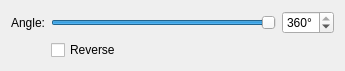
MITK/MITK, file Plugins/org.mitk.gui.qt.moviemaker2/src/internal/QmitkOrbitAnimationWidget.ui: the form before one commit.
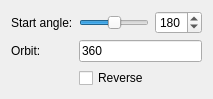
The form after the commit.

Patch:
```diff
--- a/Plugins/org.mitk.gui.qt.moviemaker2/src/internal/QmitkOrbitAnimationWidget.ui
+++ b/Plugins/org.mitk.gui.qt.moviemaker2/src/internal/QmitkOrbitAnimationWidget.ui
@@ -6,8 +6,8 @@
    <rect>
     <x>0</x>
     <y>0</y>
-    <width>345</width>
-    <height>63</height>
+    <width>192</width>
+    <height>87</height>
    </rect>
   </property>
   <property name="windowTitle">
@@ -23,50 +23,66 @@
       </sizepolicy>
      </property>
      <property name="text">
-      <string>Angle:</string>
+      <string>Start angle:</string>
      </property>
      <property name="buddy">
       <cstring>angleSlider</cstring>
      </property>
     </widget>
    </item>
-   <item row="0" column="1" colspan="2">
-    <layout class="QHBoxLayout" name="horizontalLayout">
-     <item>
-      <widget class="QSlider" name="angleSlider">
+   <item row="0" column="1">
+    <widget class="QSlider" name="startAngleSlider">
        <property name="maximum">
         <number>360</number>
        </property>
        <property name="value">
-        <number>360</number>
+      <number>180</number>
        </property>
        <property name="orientation">
         <enum>Qt::Horizontal</enum>
        </property>
       </widget>
      </item>
-     <item>
-      <widget class="QSpinBox" name="angleSpinBox">
+   <item row="0" column="2">
+    <widget class="QSpinBox" name="startAngleSpinBox">
        <property name="sizePolicy">
         <sizepolicy hsizetype="Maximum" vsizetype="Fixed">
          <horstretch>0</horstretch>
          <verstretch>0</verstretch>
         </sizepolicy>
        </property>
-       <property name="suffix">
-        <string>°</string>
-       </property>
        <property name="maximum">
         <number>360</number>
        </property>
        <property name="value">
-        <number>360</number>
+      <number>180</number>
        </property>
       </widget>
      </item>
-    </layout>
+   <item row="1" column="0">
+    <widget class="QLabel" name="orbitLabel">
+     <property name="sizePolicy">
+      <sizepolicy hsizetype="Maximum" vsizetype="Preferred">
+       <horstretch>0</horstretch>
+       <verstretch>0</verstretch>
+      </sizepolicy>
+     </property>
+     <property name="text">
+      <string>Orbit:</string>
+     </property>
+     <property name="buddy">
+      <cstring>startAngleSlider</cstring>
+     </property>
+    </widget>
    </item>
-   <item row="1" column="1">
+   <item row="1" column="1" colspan="2">
+    <widget class="QLineEdit" name="orbitLineEdit">
+     <property name="text">
+      <string>360</string>
+     </property>
+    </widget>
+   </item>
+   <item row="2" column="1">
     <widget class="QCheckBox" name="reverseCheckBox">
      <property name="sizePolicy">
       <sizepolicy hsizetype="Maximum" vsizetype="Fixed">
```
Left out of the diff: 8 changed lines with no effect on the pictures. Lines whose indentation alone changed are shown as unchanged.
